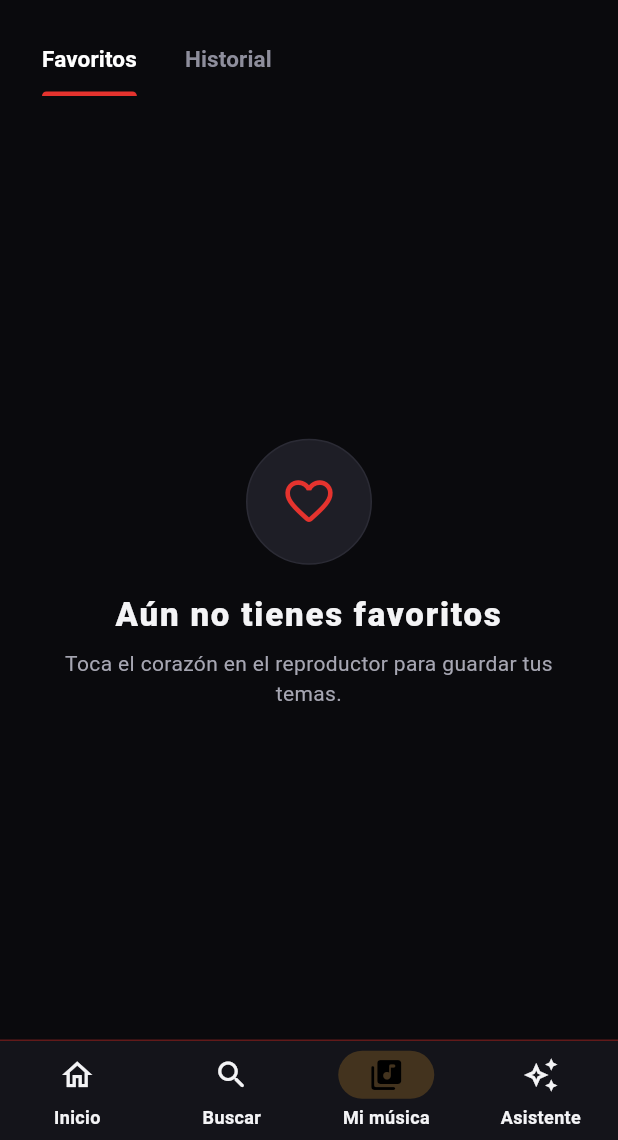
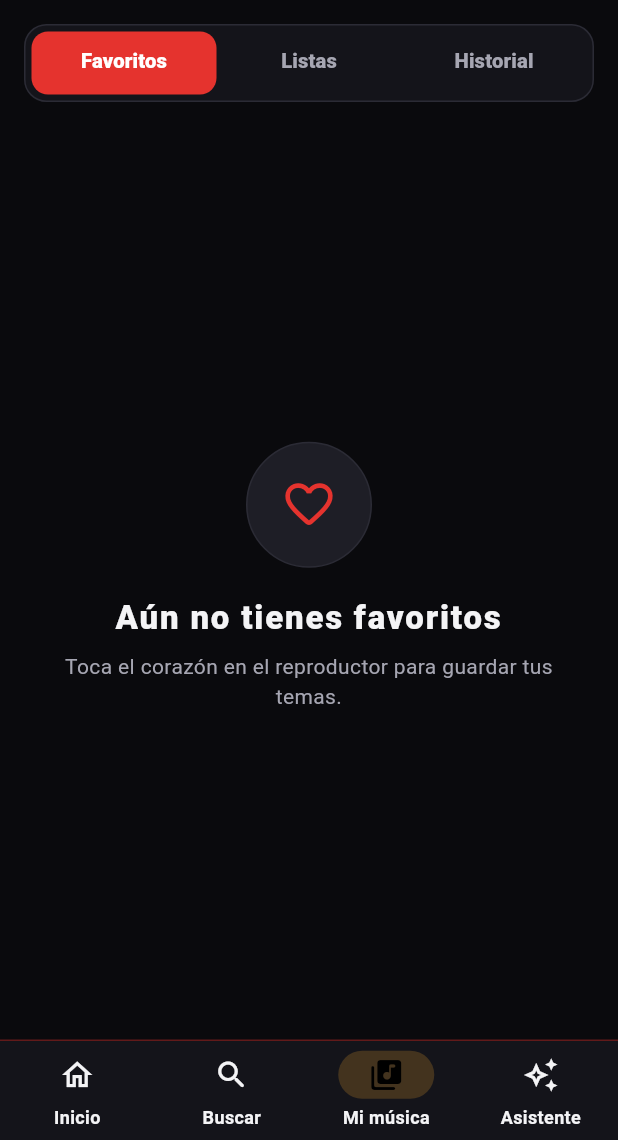
Before and after one commit to hossa2016/rockplay-ia, a Flutter app: the screen it shows after launch, item 3 of the bottom bar chosen, on a phone screen of 412 x 824 dp, the part 96-1236 px from its top. Run offline on Flutter 3.47's test engine with Material 3 defaults, Android fonts, the phone set to English and light mode, and no system bars; our stand-ins replace audio_service, just_audio, permission_handler, rxdart, shared_preferences, webview_flutter and 1 more; missing offline and left inert: audio_session, flutter_inappwebview, webview_flutter_android, youtube_explode_dart; network calls fail.

Commit message:
Rediseño completo: Buscar con segmentos, Mi música con Listas, Inicio con Descubrir, portadas en asistente, aviso de radio que se cierra solo
Co-Authored-By: Claude Sonnet 5.5 <noreply@anthropic.com>
Claude-Session: https://claude.ai/code/session_01D8asjfwzuiLw5L99b4mUwi

```diff
--- a/lib/screens/library_screen.dart
+++ b/lib/screens/library_screen.dart
@@ -2,6 +2,10 @@ import 'package:flutter/material.dart';
 
 import '../models/song.dart';
 import '../services/library_service.dart';
+import '../services/playlist_service.dart';
+import '../widgets/add_to_playlist.dart';
+import '../widgets/cover_art.dart';
+import 'song_list_screen.dart';
 import '../theme/app_theme.dart';
 import '../widgets/music_card.dart';
 import '../widgets/playback_ui.dart';
@@ -20,6 +24,7 @@ class LibraryScreen extends StatefulWidget {
 class _LibraryScreenState extends State<LibraryScreen> {
   List<Song> _favs = [];
   List<Song> _hist = [];
+  List<Playlist> _lists = [];
   bool _loading = true;
   bool _failed = false;
 
@@ -40,10 +45,12 @@ class _LibraryScreenState extends State<LibraryScreen> {
     try {
       final f = await LibraryService.instance.favorites();
       final h = await LibraryService.instance.history();
+      final pl = await PlaylistService.instance.all();
       if (!mounted) return;
       setState(() {
         _favs = f;
         _hist = h;
+        _lists = pl;
         _loading = false;
         _failed = false;
       });
@@ -136,10 +143,77 @@ class _LibraryScreenState extends State<LibraryScreen> {
     );
   }
 
+  Future<void> _newList() async {
+    final name = await askPlaylistName(context);
+    if (name == null || name.trim().isEmpty) return;
+    await PlaylistService.instance.create(name);
+    PlaybackUi.instance.bumpLibrary();
+  }
+
+  Widget _listsTab() {
+    return ListView(
+      padding: const EdgeInsets.fromLTRB(16, 4, 16, 16),
+      children: [
+        Align(
+          alignment: Alignment.centerRight,
+          child: TextButton.icon(
+            onPressed: _newList,
+            icon: const Icon(Icons.add_rounded),
+            label: const Text('Nueva lista'),
+          ),
+        ),
+        if (_lists.isEmpty)
+          const Padding(
+            padding: EdgeInsets.all(20),
+            child: Text(
+              'Aún no tienes listas. Crea una o guarda la que arme el asistente.',
+              style: TextStyle(color: AppColors.textDim, height: 1.4),
+            ),
+          ),
+        for (final p in _lists)
+          ListTile(
+            contentPadding: EdgeInsets.zero,
+            leading: SizedBox(
+              width: 52,
+              height: 52,
+              child: CoverArt(
+                  url: p.songs.isEmpty ? '' : p.songs.first.image, radius: 10),
+            ),
+            title: Text(p.name,
+                maxLines: 1,
+                overflow: TextOverflow.ellipsis,
+                style: const TextStyle(fontWeight: FontWeight.w700)),
+            subtitle: Text('${p.songs.length} canciones',
+                style: const TextStyle(color: AppColors.textDim)),
+            trailing: const Icon(Icons.chevron_right_rounded,
+                color: AppColors.textDim),
+            onTap: () => Navigator.of(context).push(MaterialPageRoute<void>(
+              builder: (_) => SongListScreen(
+                title: p.name,
+                subtitle: 'Tu lista',
+                songs: p.songs,
+                emptyMessage:
+                    'Lista vacía. Guarda canciones desde el reproductor.',
+                onRemove: (s) async {
+                  await PlaylistService.instance.removeSong(p.id, s.videoId);
+                  PlaybackUi.instance.bumpLibrary();
+                },
+                onDeleteList: () async {
+                  await PlaylistService.instance.delete(p.id);
+                  PlaybackUi.instance.bumpLibrary();
+                  if (context.mounted) Navigator.of(context).pop();
+                },
+              ),
+            )),
+          ),
+      ],
+    );
+  }
+
   @override
   Widget build(BuildContext context) {
     return DefaultTabController(
-      length: 2,
+      length: 3,
       child: Scaffold(
         backgroundColor: Colors.transparent,
         body: SafeArea(
@@ -157,27 +231,38 @@ class _LibraryScreenState extends State<LibraryScreen> {
                           builder: (_) => const StatsScreen())),
                 ),
               ),
-              const TabBar(
-                isScrollable: true,
-                tabAlignment: TabAlignment.start,
-                dividerColor: Colors.transparent,
-                indicatorColor: AppColors.red,
-                indicatorSize: TabBarIndicatorSize.label,
-                labelColor: Colors.white,
-                unselectedLabelColor: AppColors.textFaint,
-                labelStyle:
-                    TextStyle(fontWeight: FontWeight.w700, fontSize: 15),
-                padding: EdgeInsets.symmetric(horizontal: 12),
-                tabs: [
-                  Tab(text: 'Favoritos'),
-                  Tab(text: 'Historial'),
-                ],
+              Container(
+                margin: const EdgeInsets.fromLTRB(16, 0, 16, 0),
+                padding: const EdgeInsets.all(4),
+                decoration: BoxDecoration(
+                  color: AppColors.surface,
+                  borderRadius: BorderRadius.circular(15),
+                  border: Border.all(color: AppColors.outline),
+                ),
+                child: TabBar(
+                  dividerColor: Colors.transparent,
+                  indicatorSize: TabBarIndicatorSize.tab,
+                  indicator: BoxDecoration(
+                    color: AppColors.red,
+                    borderRadius: BorderRadius.circular(11),
+                  ),
+                  labelColor: Colors.white,
+                  unselectedLabelColor: AppColors.textDim,
+                  labelStyle: const TextStyle(
+                      fontWeight: FontWeight.w800, fontSize: 13.5),
+                  tabs: const [
+                    Tab(height: 40, text: 'Favoritos'),
+                    Tab(height: 40, text: 'Listas'),
+                    Tab(height: 40, text: 'Historial'),
+                  ],
+                ),
               ),
               const SizedBox(height: 8),
               Expanded(
                 child: TabBarView(
                   children: [
                     _list(_favs, favorites: true),
+                    _listsTab(),
                     _list(_hist, favorites: false),
                   ],
                 ),
--- a/lib/screens/radio_screen.dart
+++ b/lib/screens/radio_screen.dart
@@ -134,6 +134,8 @@ class _RadioScreenState extends State<RadioScreen> {
     ScaffoldMessenger.of(context)
       ..hideCurrentSnackBar()
       ..showSnackBar(SnackBar(
+        persist: false,
+        duration: const Duration(seconds: 3),
         content: Text(saved ? 'Quitada de tus emisoras' : 'Guardada'),
         action: SnackBarAction(
           label: 'Deshacer',
```
Also changed, not shown: lib/screens/assistant_screen.dart (+39 -8 lines), lib/screens/home_screen.dart (+78 -22 lines), lib/screens/search_hub.dart (added, +72 -0 lines), lib/services/deezer_service.dart (+17 -0 lines).
